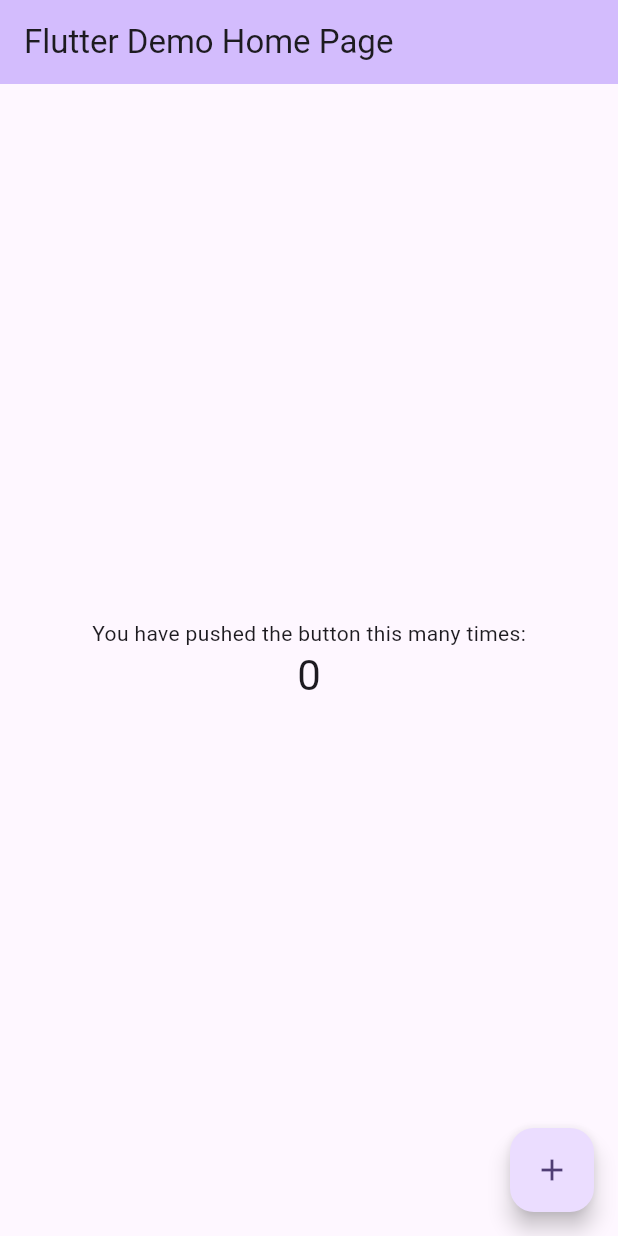
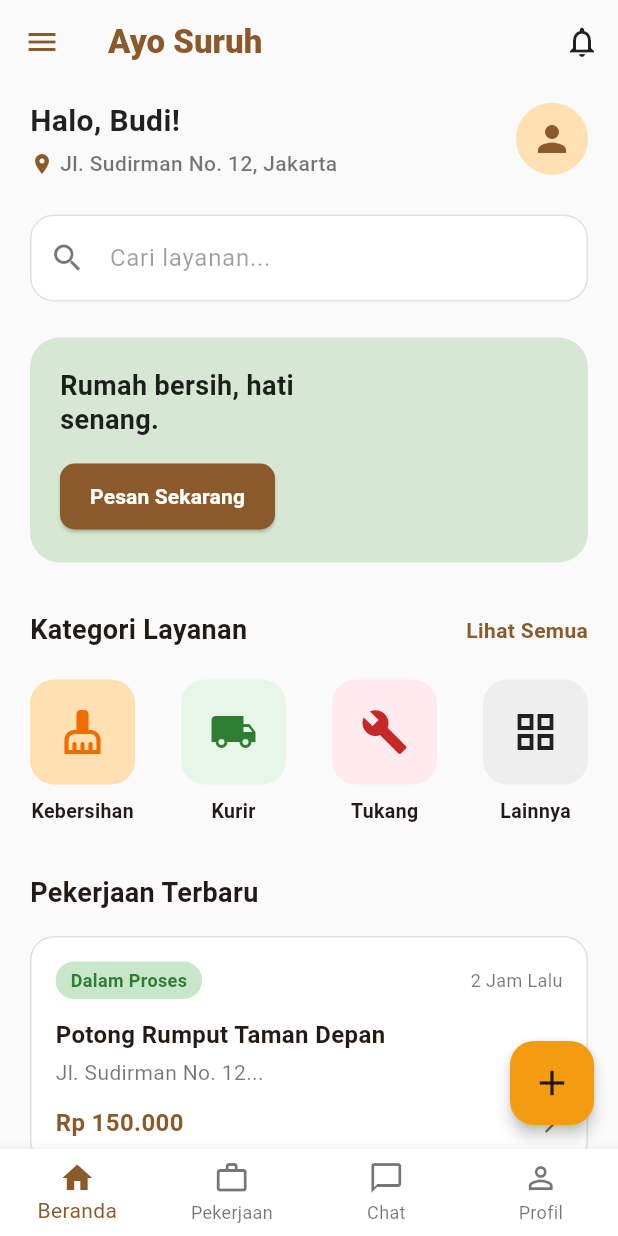
Before and after one commit to radithyawp/AyoSuruh, a Flutter app: the screen it shows after launch, on a phone screen of 412 x 824 dp. Run offline on Flutter 3.47's test engine with Material 3 defaults, Android fonts, the phone set to English and light mode, and no system bars; our stand-ins replace flutter_dotenv, supabase_flutter; accounts and stored records are empty.

Commit message:
add : instalasi dotenv dan supabase kedalam flutter
Jangan lupa gunakan flutter pub get ketika pertama kali meng-clone si aplikasi ini

```diff
--- /dev/null
+++ b/lib/customer_dashboard.dart
@@ -0,0 +1,350 @@
+import 'package:flutter/material.dart';
+
+class DashboardPage extends StatelessWidget {
+  const DashboardPage({Key? key}) : super(key: key);
+
+  // Tema warna yang mendekati desain
+  final Color primaryBrown = const Color(0xFF8B5A2B);
+  final Color primaryOrange = const Color(0xFFF39C12);
+  final Color bgGrey = const Color(0xFFFAFAFA);
+
+  @override
+  Widget build(BuildContext context) {
+    return Scaffold(
+      backgroundColor: bgGrey,
+      appBar: _buildAppBar(),
+      body: SingleChildScrollView(
+        padding: const EdgeInsets.symmetric(horizontal: 20.0, vertical: 10.0),
+        child: Column(
+          crossAxisAlignment: CrossAxisAlignment.start,
+          children: [
+            _buildHeader(),
+            const SizedBox(height: 24),
+            _buildSearchBar(),
+            const SizedBox(height: 24),
+            _buildPromoBanner(),
+            const SizedBox(height: 32),
+            _buildCategorySection(),
+            const SizedBox(height: 32),
+            _buildRecentJobsSection(),
+            const SizedBox(height: 80), // Padding bawah untuk menghindari FAB
+          ],
+        ),
+      ),
+      floatingActionButton: FloatingActionButton(
+        onPressed: () {
+          // TODO: Aksi tambah pesanan baru
+        },
+        backgroundColor: primaryOrange,
+        elevation: 4,
+        child: const Icon(Icons.add, color: Colors.black87, size: 28),
+      ),
+      bottomNavigationBar: _buildBottomNav(),
+    );
+  }
+
+  // --- KOMPONEN APP BAR ---
+  PreferredSizeWidget _buildAppBar() {
+    return AppBar(
+      backgroundColor: bgGrey,
+      elevation: 0,
+      leading: IconButton(
+        icon: Icon(Icons.menu, color: primaryBrown),
+        onPressed: () {},
+      ),
+      title: Text(
+        "Ayo Suruh",
+        style: TextStyle(
+          color: primaryBrown,
+          fontWeight: FontWeight.w800,
+          fontSize: 22,
+        ),
+      ),
+      actions: [
+        IconButton(
+          icon: const Icon(Icons.notifications_none, color: Colors.black87),
+          onPressed: () {},
+        ),
+      ],
+    );
+  }
+
+  // --- KOMPONEN HEADER (PROFIL & LOKASI) ---
+  Widget _buildHeader() {
+    return Row(
+      mainAxisAlignment: MainAxisAlignment.spaceBetween,
+      children: [
+        Column(
+          crossAxisAlignment: CrossAxisAlignment.start,
+          children: [
+            const Text(
+              "Halo, Budi!",
+              style: TextStyle(
+                fontSize: 20,
+                fontWeight: FontWeight.bold,
+                color: Colors.black87,
+              ),
+            ),
+            const SizedBox(height: 4),
+            Row(
+              children: [
+                Icon(Icons.location_on, size: 16, color: primaryBrown),
+                const SizedBox(width: 4),
+                const Text(
+                  "Jl. Sudirman No. 12, Jakarta",
+                  style: TextStyle(
+                    fontSize: 14,
+                    color: Colors.black54,
+                    fontWeight: FontWeight.w500,
+                  ),
+                ),
+              ],
+            ),
+          ],
+        ),
+        // Gambar dihapus, diganti dengan avatar ikon
+        CircleAvatar(
+          radius: 24,
+          backgroundColor: Colors.orange.shade100,
+          child: Icon(Icons.person, color: primaryBrown, size: 28),
+        ),
+      ],
+    );
+  }
+
+  // --- KOMPONEN KOLOM PENCARIAN ---
+  Widget _buildSearchBar() {
+    return Container(
+      decoration: BoxDecoration(
+        color: Colors.white,
+        borderRadius: BorderRadius.circular(16),
+        border: Border.all(color: Colors.grey.shade300),
+      ),
+      child: const TextField(
+        decoration: InputDecoration(
+          prefixIcon: Icon(Icons.search, color: Colors.black54),
+          hintText: "Cari layanan...",
+          hintStyle: TextStyle(color: Colors.black38),
+          border: InputBorder.none,
+          contentPadding: EdgeInsets.symmetric(vertical: 16),
+        ),
+      ),
+    );
+  }
+
+  // --- KOMPONEN BANNER PROMO (Tanpa Gambar) ---
+  Widget _buildPromoBanner() {
+    return Container(
+      width: double.infinity,
+      padding: const EdgeInsets.all(20),
+      decoration: BoxDecoration(
+        color: const Color(0xFFD6E8D3), // Warna hijau sage
+        borderRadius: BorderRadius.circular(20),
+      ),
+      child: Column(
+        crossAxisAlignment: CrossAxisAlignment.start,
+        children: [
+          const Text(
+            "Rumah bersih, hati\nsenang.",
+            style: TextStyle(
+              fontSize: 18,
+              fontWeight: FontWeight.w600,
+              color: Colors.black87,
+              height: 1.3,
+            ),
+          ),
+          const SizedBox(height: 16),
+          ElevatedButton(
+            onPressed: () {},
+            style: ElevatedButton.styleFrom(
+              backgroundColor: primaryBrown,
+              shape: RoundedRectangleBorder(
+                borderRadius: BorderRadius.circular(10),
+              ),
+              padding: const EdgeInsets.symmetric(horizontal: 20, vertical: 12),
+            ),
+            child: const Text(
+              "Pesan Sekarang",
+              style: TextStyle(color: Colors.white, fontWeight: FontWeight.bold),
+            ),
+          ),
+        ],
+      ),
+    );
+  }
+
+  // --- KOMPONEN KATEGORI ---
+  Widget _buildCategorySection() {
+    return Column(
+      children: [
+        Row(
+          mainAxisAlignment: MainAxisAlignment.spaceBetween,
+          children: [
+            const Text(
+              "Kategori Layanan",
+              style: TextStyle(fontSize: 18, fontWeight: FontWeight.bold),
+            ),
+            Text(
+              "Lihat Semua",
+              style: TextStyle(
+                fontSize: 14,
+                color: primaryBrown,
+                fontWeight: FontWeight.bold,
+              ),
+            ),
+          ],
+        ),
+        const SizedBox(height: 20),
+        Row(
+          mainAxisAlignment: MainAxisAlignment.spaceBetween,
+          children: [
+            _categoryItem(Icons.cleaning_services, "Kebersihan", Colors.orange.shade100, Colors.orange.shade800),
+            _categoryItem(Icons.local_shipping, "Kurir", Colors.green.shade50, Colors.green.shade800),
+            _categoryItem(Icons.build, "Tukang", Colors.red.shade50, Colors.red.shade800),
+            _categoryItem(Icons.grid_view, "Lainnya", Colors.grey.shade200, Colors.black87),
+          ],
+        ),
+      ],
+    );
+  }
+
+  Widget _categoryItem(IconData icon, String label, Color bgColor, Color iconColor) {
+    return Column(
+      children: [
+        Container(
+          width: 70,
+          height: 70,
+          decoration: BoxDecoration(
+            color: bgColor,
+            borderRadius: BorderRadius.circular(16),
+          ),
+          child: Icon(icon, color: iconColor, size: 32),
+        ),
+        const SizedBox(height: 8),
+        Text(
+          label,
+          style: const TextStyle(fontSize: 13, fontWeight: FontWeight.w600),
+        ),
+      ],
+    );
+  }
+
+  // --- KOMPONEN PEKERJAAN TERBARU (Tanpa Gambar Thumbnail) ---
+  Widget _buildRecentJobsSection() {
+    return Column(
+      crossAxisAlignment: CrossAxisAlignment.start,
+      children: [
+        const Text(
+          "Pekerjaan Terbaru",
+          style: TextStyle(fontSize: 18, fontWeight: FontWeight.bold),
+        ),
+        const SizedBox(height: 16),
+        _jobCard(
+          status: "Dalam Proses",
+          statusColor: Colors.green.shade100,
+          statusTextColor: Colors.green.shade800,
+          time: "2 Jam Lalu",
+          title: "Potong Rumput Taman Depan",
+          address: "Jl. Sudirman No. 12...",
+          price: "Rp 150.000",
+        ),
+        const SizedBox(height: 12),
+        _jobCard(
+          status: "Selesai",
+          statusColor: Colors.grey.shade200,
+          statusTextColor: Colors.black54,
+          time: "Kemarin",
+          title: "Service AC Ruang Tamu",
+          address: "Jl. Sudirman No. 12...",
+          price: "Rp 250.000",
+        ),
+      ],
+    );
+  }
+
+  Widget _jobCard({
+    required String status,
+    required Color statusColor,
+    required Color statusTextColor,
+    required String time,
+    required String title,
+    required String address,
+    required String price,
+  }) {
+    return Container(
+      padding: const EdgeInsets.all(16),
+      decoration: BoxDecoration(
+        color: Colors.white,
+        borderRadius: BorderRadius.circular(16),
+        border: Border.all(color: Colors.grey.shade300),
+      ),
+      child: Column(
+        crossAxisAlignment: CrossAxisAlignment.start,
+        children: [
+          Row(
+            mainAxisAlignment: MainAxisAlignment.spaceBetween,
+            children: [
+              Container(
+                padding: const EdgeInsets.symmetric(horizontal: 10, vertical: 4),
+                decoration: BoxDecoration(
+                  color: statusColor,
+                  borderRadius: BorderRadius.circular(20),
+                ),
+                child: Text(
+                  status,
+                  style: TextStyle(fontSize: 12, color: statusTextColor, fontWeight: FontWeight.bold),
+                ),
+              ),
+              Text(
+                time,
+                style: const TextStyle(fontSize: 12, color: Colors.black54),
+              ),
+            ],
+          ),
+          const SizedBox(height: 12),
+          Text(
+            title,
+            style: const TextStyle(fontSize: 16, fontWeight: FontWeight.bold),
+          ),
+          const SizedBox(height: 4),
+          Text(
+            address,
+            style: const TextStyle(fontSize: 14, color: Colors.black54),
+          ),
+          const SizedBox(height: 12),
+          Row(
+            mainAxisAlignment: MainAxisAlignment.spaceBetween,
+            children: [
+              Text(
+                price,
+                style: TextStyle(
+                  fontSize: 16,
+                  fontWeight: FontWeight.bold,
+                  color: primaryBrown,
+                ),
+              ),
+              const Icon(Icons.arrow_forward_ios, size: 16, color: Colors.black54),
+            ],
+          ),
+        ],
+      ),
+    );
+  }
+
+  // --- KOMPONEN BOTTOM NAVIGATION ---
+  Widget _buildBottomNav() {
+    return BottomNavigationBar(
+      type: BottomNavigationBarType.fixed,
+      backgroundColor: Colors.white,
+      selectedItemColor: primaryBrown,
+      unselectedItemColor: Colors.black54,
+      showUnselectedLabels: true,
+      items: const [
+        BottomNavigationBarItem(icon: Icon(Icons.home), label: "Beranda"),
+        BottomNavigationBarItem(icon: Icon(Icons.work_outline), label: "Pekerjaan"),
+        BottomNavigationBarItem(icon: Icon(Icons.chat_bubble_outline), label: "Chat"),
+        BottomNavigationBarItem(icon: Icon(Icons.person_outline), label: "Profil"),
+      ],
+    );
+  }
+}
--- a/lib/main.dart
+++ b/lib/main.dart
@@ -1,122 +1,42 @@
 import 'package:flutter/material.dart';
+import 'customer_dashboard.dart';
+import 'package:supabase_flutter/supabase_flutter.dart';
+import 'package:flutter_dotenv/flutter_dotenv.dart';
+Future<void> main() async {
+  WidgetsFlutterBinding.ensureInitialized();
 
-void main() {
+  await dotenv.load(fileName: "assets/.env");
+
+  await Supabase.initialize(
+    url: dotenv.env['SUPABASE_URL']!,
+    anonKey: dotenv.env['SUPABASE_ANONKEY']!,
+  );
+
+  FlutterError.onError = (details) {
+    FlutterError.presentError(details);
+    debugPrint('GLOBAL ERROR ➜ ${details.exception}');
+  };
+
   runApp(const MyApp());
 }
 
 class MyApp extends StatelessWidget {
   const MyApp({super.key});
 
-  // This widget is the root of your application.
   @override
   Widget build(BuildContext context) {
     return MaterialApp(
-      title: 'Flutter Demo',
+      title: 'Ayo Suruh', // Anda bisa mengubah judul aplikasinya
+      debugShowCheckedModeBanner: false, // Opsional: Menghilangkan pita "DEBUG" di kanan atas
       theme: ThemeData(
-        // This is the theme of your application.
-        //
-        // TRY THIS: Try running your application with "flutter run". You'll see
-        // the application has a purple toolbar. Then, without quitting the app,
-        // try changing the seedColor in the colorScheme below to Colors.green
-        // and then invoke "hot reload" (save your changes or press the "hot
-        // reload" button in a Flutter-supported IDE, or press "r" if you used
-        // the command line to start the app).
-        //
-        // Notice that the counter didn't reset back to zero; the application
-        // state is not lost during the reload. To reset the state, use hot
-        // restart instead.
-        //
-        // This works for code too, not just values: Most code changes can be
-        // tested with just a hot reload.
-        colorScheme: .fromSeed(seedColor: Colors.deepPurple),
+        colorScheme: ColorScheme.fromSeed(seedColor: const Color(0xFF8B5A2B)),
       ),
-      home: const MyHomePage(title: 'Flutter Demo Home Page'),
+      // 2. Ubah properti 'home' ini agar mengarah ke halaman yang baru kita buat
+      home: const DashboardPage(),
     );
   }
 }
 
-class MyHomePage extends StatefulWidget {
-  const MyHomePage({super.key, required this.title});
-
-  // This widget is the home page of your application. It is stateful, meaning
-  // that it has a State object (defined below) that contains fields that affect
-  // how it looks.
-
-  // This class is the configuration for the state. It holds the values (in this
-  // case the title) provided by the parent (in this case the App widget) and
-  // used by the build method of the State. Fields in a Widget subclass are
-  // always marked "final".
-
-  final String title;
-
-  @override
-  State<MyHomePage> createState() => _MyHomePageState();
-}
-
-class _MyHomePageState extends State<MyHomePage> {
-  int _counter = 0;
-
-  void _incrementCounter() {
-    setState(() {
-      // This call to setState tells the Flutter framework that something has
-      // changed in this State, which causes it to rerun the build method below
-      // so that the display can reflect the updated values. If we changed
-      // _counter without calling setState(), then the build method would not be
-      // called again, and so nothing would appear to happen.
-      _counter++;
-    });
-  }
-
-  @override
-  Widget build(BuildContext context) {
-    // This method is rerun every time setState is called, for instance as done
-    // by the _incrementCounter method above.
-    //
-    // The Flutter framework has been optimized to make rerunning build methods
-    // fast, so that you can just rebuild anything that needs updating rather
-    // than having to individually change instances of widgets.
-    return Scaffold(
-      appBar: AppBar(
-        // TRY THIS: Try changing the color here to a specific color (to
-        // Colors.amber, perhaps?) and trigger a hot reload to see the AppBar
-        // change color while the other colors stay the same.
-        backgroundColor: Theme.of(context).colorScheme.inversePrimary,
-        // Here we take the value from the MyHomePage object that was created by
-        // the App.build method, and use it to set our appbar title.
-        title: Text(widget.title),
-      ),
-      body: Center(
-        // Center is a layout widget. It takes a single child and positions it
-        // in the middle of the parent.
-        child: Column(
-          // Column is also a layout widget. It takes a list of children and
-          // arranges them vertically. By default, it sizes itself to fit its
-          // children horizontally, and tries to be as tall as its parent.
-          //
-          // Column has various properties to control how it sizes itself and
-          // how it positions its children. Here we use mainAxisAlignment to
-          // center the children vertically; the main axis here is the vertical
-          // axis because Columns are vertical (the cross axis would be
-          // horizontal).
-          //
-          // TRY THIS: Invoke "debug painting" (choose the "Toggle Debug Paint"
-          // action in the IDE, or press "p" in the console), to see the
-          // wireframe for each widget.
-          mainAxisAlignment: .center,
-          children: [
-            const Text('You have pushed the button this many times:'),
-            Text(
-              '$_counter',
-              style: Theme.of(context).textTheme.headlineMedium,
-            ),
-          ],
-        ),
-      ),
-      floatingActionButton: FloatingActionButton(
-        onPressed: _incrementCounter,
-        tooltip: 'Increment',
-        child: const Icon(Icons.add),
-      ),
-    );
-  }
-}
+// Catatan: Anda bisa menghapus kelas MyHomePage dan _MyHomePageState
+// dari file main.dart karena kode bawaan *counter app* tersebut sudah
+// tidak kita gunakan lagi.
--- a/pubspec.yaml
+++ b/pubspec.yaml
@@ -34,6 +34,8 @@ dependencies:
   # The following adds the Cupertino Icons font to your application.
   # Use with the CupertinoIcons class for iOS style icons.
   cupertino_icons: ^1.0.8
+  flutter_dotenv: ^6.0.1
+  supabase_flutter: ^2.16.0
 
 dev_dependencies:
   flutter_test:
```
Also changed, not shown: lib/login.dart (added), lib/mitra_dashboard.dart (added), lib/register.dart (added), pubspec.lock, 6 other files.
